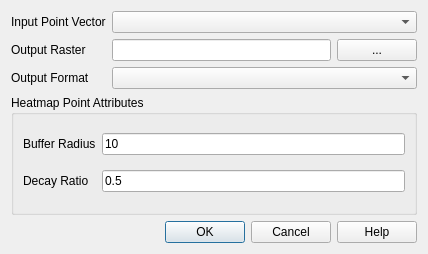
Above: src/plugins/heatmap/heatmapguibase.ui from qgis/QGIS before the change. Below: the same form after it.
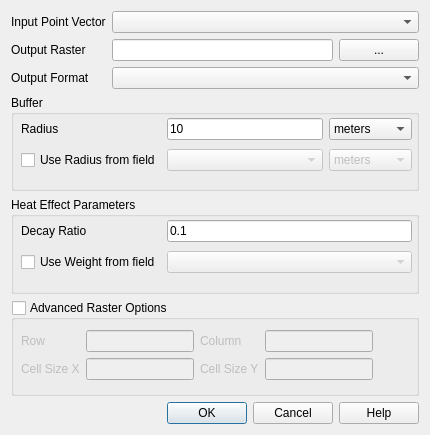
That is the form after the change.

Commit message: redesigned the dialog, added a options for - weighted buffer - raster size

The edit to the form file:
```diff
--- a/src/plugins/heatmap/heatmapguibase.ui
+++ b/src/plugins/heatmap/heatmapguibase.ui
@@ -6,10 +6,16 @@
    <rect>
     <x>0</x>
     <y>0</y>
-    <width>428</width>
-    <height>254</height>
+    <width>430</width>
+    <height>435</height>
    </rect>
   </property>
+  <property name="maximumSize">
+   <size>
+    <width>430</width>
+    <height>470</height>
+   </size>
+  </property>
   <property name="windowTitle">
    <string>Heatmap Plugin</string>
   </property>
@@ -37,6 +43,19 @@
    <item row="1" column="1">
     <widget class="QLineEdit" name="mOutputRasterLineEdit"/>
    </item>
+   <item row="1" column="2">
+    <widget class="QPushButton" name="mBrowseButton">
+     <property name="focusPolicy">
+      <enum>Qt::ClickFocus</enum>
+     </property>
+     <property name="text">
+      <string>...</string>
+     </property>
+     <property name="autoDefault">
+      <bool>false</bool>
+     </property>
+    </widget>
+   </item>
    <item row="3" column="0">
     <widget class="QLabel" name="mFormatLabel">
      <property name="text">
@@ -47,61 +66,204 @@
    <item row="3" column="1" colspan="2">
     <widget class="QComboBox" name="mFormatCombo"/>
    </item>
-   <item row="4" column="0" colspan="3">
-    <widget class="QGroupBox" name="mPointAttributeBox">
+   <item row="7" column="0" colspan="3">
+    <widget class="QGroupBox" name="advancedGroupBox">
      <property name="title">
-      <string>Heatmap Point Attributes</string>
+      <string>Advanced Raster Options</string>
      </property>
-     <layout class="QGridLayout" name="gridLayout_2">
-      <item row="0" column="0">
-       <widget class="QLabel" name="mBufferLabel">
-        <property name="text">
-         <string>Buffer Radius</string>
-        </property>
-       </widget>
-      </item>
-      <item row="0" column="1">
-       <widget class="QLineEdit" name="mBufferLineEdit">
-        <property name="text">
-         <string>10</string>
-        </property>
-       </widget>
-      </item>
-      <item row="1" column="0">
-       <widget class="QLabel" name="mDecayLabel">
-        <property name="text">
-         <string>Decay Ratio</string>
-        </property>
-       </widget>
-      </item>
-      <item row="1" column="1">
-       <widget class="QLineEdit" name="mDecayLineEdit">
-        <property name="text">
-         <string>0.5</string>
-        </property>
-       </widget>
-      </item>
-     </layout>
+     <property name="checkable">
+      <bool>true</bool>
+     </property>
+     <property name="checked">
+      <bool>false</bool>
+     </property>
+     <widget class="QWidget" name="gridLayoutWidget">
+      <property name="geometry">
+       <rect>
+        <x>10</x>
+        <y>30</y>
+        <width>391</width>
+        <height>61</height>
+       </rect>
+      </property>
+      <layout class="QGridLayout" name="advancedGrid">
+       <property name="sizeConstraint">
+        <enum>QLayout::SetFixedSize</enum>
+       </property>
+       <item row="0" column="0">
+        <widget class="QLabel" name="rowLabel">
+         <property name="text">
+          <string>Row</string>
+         </property>
+        </widget>
+       </item>
+       <item row="1" column="0">
+        <widget class="QLabel" name="cellsizeXLabel">
+         <property name="text">
+          <string>Cell Size X</string>
+         </property>
+        </widget>
+       </item>
+       <item row="0" column="2">
+        <widget class="QLabel" name="columnLabel">
+         <property name="text">
+          <string>Column</string>
+         </property>
+        </widget>
+       </item>
+       <item row="1" column="2">
+        <widget class="QLabel" name="cellsizeYLabel">
+         <property name="text">
+          <string>Cell Size Y</string>
+         </property>
+        </widget>
+       </item>
+       <item row="0" column="1">
+        <widget class="QLineEdit" name="rowLineEdit"/>
+       </item>
+       <item row="0" column="3">
+        <widget class="QLineEdit" name="columnLineEdit"/>
+       </item>
+       <item row="1" column="1">
+        <widget class="QLineEdit" name="cellXLineEdit"/>
+       </item>
+       <item row="1" column="3">
+        <widget class="QLineEdit" name="cellYLineEdit"/>
+       </item>
+      </layout>
+     </widget>
     </widget>
    </item>
-   <item row="5" column="0" colspan="3">
+   <item row="8" column="0" colspan="3">
     <widget class="QDialogButtonBox" name="mButtonBox">
      <property name="standardButtons">
       <set>QDialogButtonBox::Cancel|QDialogButtonBox::Help|QDialogButtonBox::Ok</set>
      </property>
     </widget>
    </item>
-   <item row="1" column="2">
-    <widget class="QPushButton" name="mBrowseButton">
-     <property name="focusPolicy">
-      <enum>Qt::ClickFocus</enum>
+   <item row="5" column="0" colspan="3">
+    <widget class="QGroupBox" name="heatGroupBox">
+     <property name="title">
+      <string>Heat Effect Parameters</string>
      </property>
-     <property name="text">
-      <string>...</string>
+     <widget class="QWidget" name="gridLayoutWidget_2">
+      <property name="geometry">
+       <rect>
+        <x>10</x>
+        <y>20</y>
+        <width>391</width>
+        <height>61</height>
+       </rect>
+      </property>
+      <layout class="QGridLayout" name="heatGrid">
+       <item row="1" column="0">
+        <widget class="QCheckBox" name="useWeight">
+         <property name="text">
+          <string>Use Weight from field</string>
+         </property>
+        </widget>
+       </item>
+       <item row="1" column="1">
+        <widget class="QComboBox" name="weightFieldCombo">
+         <property name="enabled">
+          <bool>false</bool>
+         </property>
+        </widget>
+       </item>
+       <item row="0" column="1">
+        <widget class="QLineEdit" name="mDecayLineEdit">
+         <property name="text">
+          <string>0.1</string>
+         </property>
+        </widget>
+       </item>
+       <item row="0" column="0">
+        <widget class="QLabel" name="mDecayLabel">
+         <property name="text">
+          <string>Decay Ratio</string>
+         </property>
+        </widget>
+       </item>
+      </layout>
+     </widget>
+    </widget>
+   </item>
+   <item row="4" column="0" colspan="3">
+    <widget class="QGroupBox" name="bufferGroupBox">
+     <property name="title">
+      <string>Buffer</string>
      </property>
-     <property name="autoDefault">
-      <bool>false</bool>
-     </property>
+     <widget class="QWidget" name="gridLayoutWidget_3">
+      <property name="geometry">
+       <rect>
+        <x>10</x>
+        <y>20</y>
+        <width>391</width>
+        <height>61</height>
+       </rect>
+      </property>
+      <layout class="QGridLayout" name="bufferGrid">
+       <item row="0" column="0">
+        <widget class="QLabel" name="radiusLabel">
+         <property name="text">
+          <string>Radius</string>
+         </property>
+        </widget>
+       </item>
+       <item row="1" column="0">
+        <widget class="QCheckBox" name="useRadius">
+         <property name="text">
+          <string>Use Radius from field</string>
+         </property>
+        </widget>
+       </item>
+       <item row="0" column="1">
+        <widget class="QLineEdit" name="mBufferLineEdit">
+         <property name="text">
+          <string>10</string>
+         </property>
+        </widget>
+       </item>
+       <item row="0" column="2">
+        <widget class="QComboBox" name="radiusUnitCombo">
+         <item>
+          <property name="text">
+           <string>meters</string>
+          </property>
+         </item>
+         <item>
+          <property name="text">
+           <string>map units</string>
+          </property>
+         </item>
+        </widget>
+       </item>
+       <item row="1" column="1">
+        <widget class="QComboBox" name="radiusFieldCombo">
+         <property name="enabled">
+          <bool>false</bool>
+         </property>
+        </widget>
+       </item>
+       <item row="1" column="2">
+        <widget class="QComboBox" name="radiusFieldUnitCombo">
+         <property name="enabled">
+          <bool>false</bool>
+         </property>
+         <item>
+          <property name="text">
+           <string>meters</string>
+          </property>
+         </item>
+         <item>
+          <property name="text">
+           <string>map units</string>
+          </property>
+         </item>
+        </widget>
+       </item>
+      </layout>
+     </widget>
     </widget>
    </item>
   </layout>
```
Left out of the diff: 88 changed lines with no effect on the pictures.
